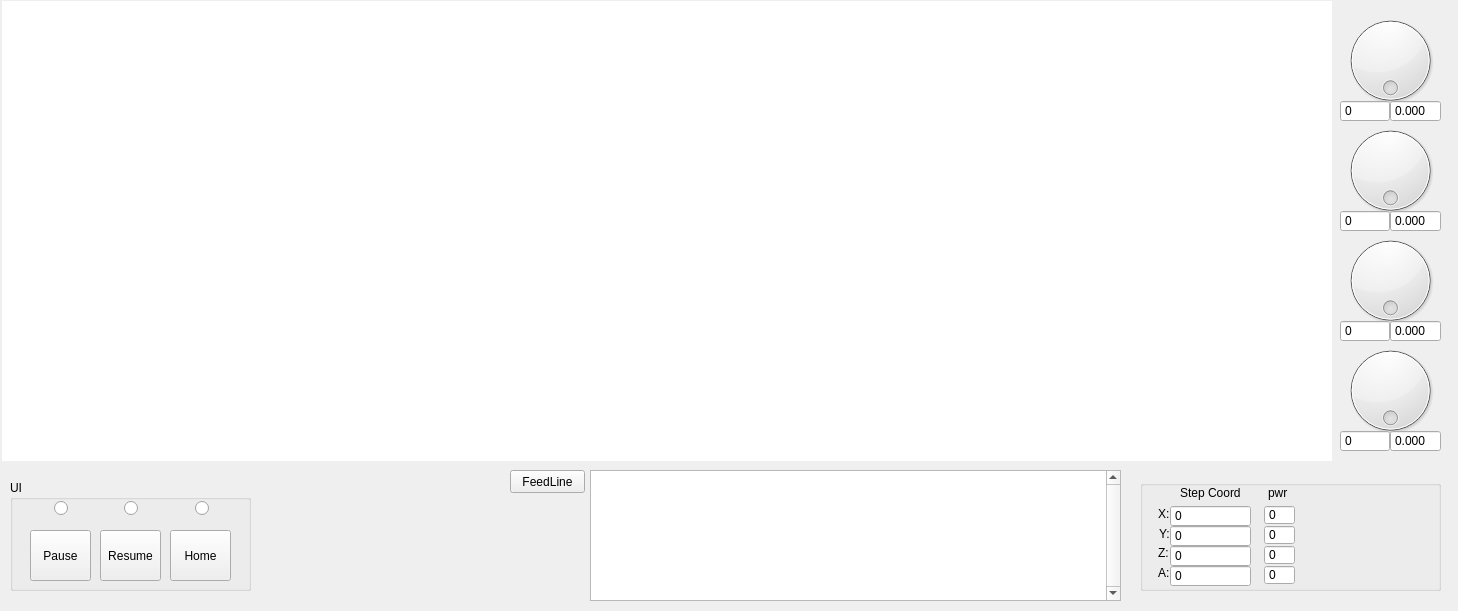
nagyizee/MyCNC_main_unit, file Qsim/simu_cncdriver/simu_cncdriver/mainw.ui: the form before one commit.
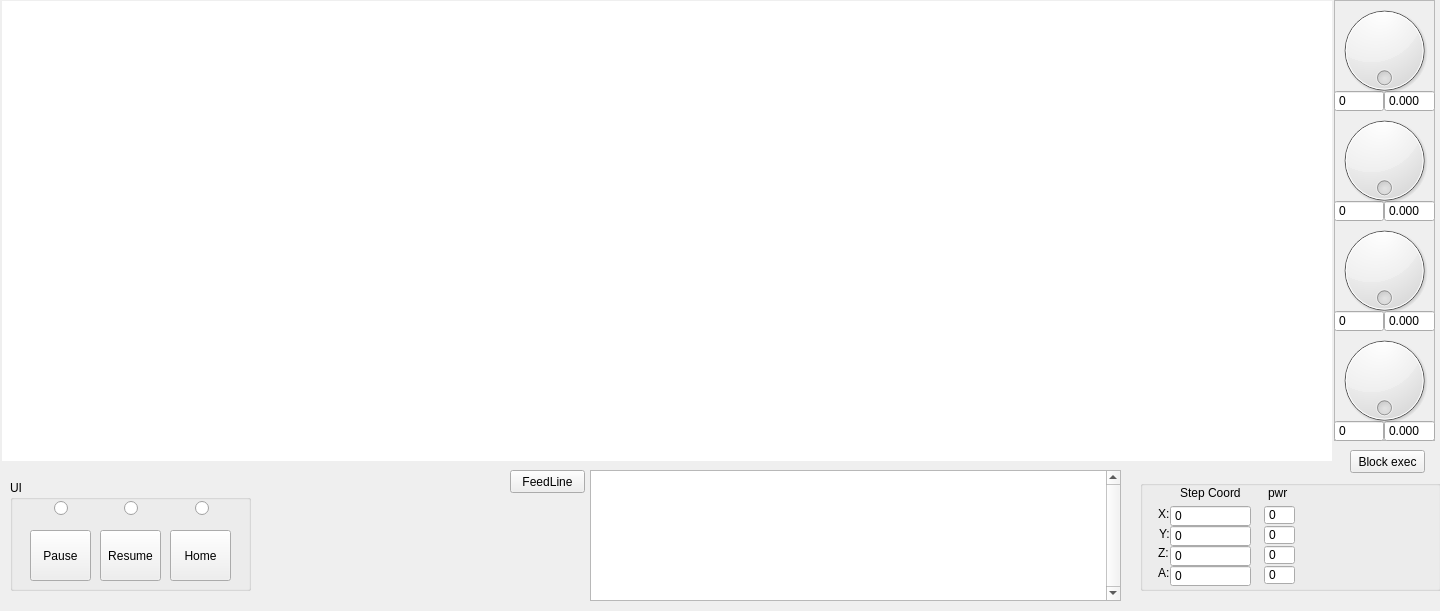
The form after the commit.

Patch:
```diff
--- a/Qsim/simu_cncdriver/simu_cncdriver/mainw.ui
+++ b/Qsim/simu_cncdriver/simu_cncdriver/mainw.ui
@@ -6,7 +6,7 @@
    <rect>
     <x>0</x>
     <y>0</y>
-    <width>1458</width>
+    <width>1440</width>
     <height>611</height>
    </rect>
   </property>
@@ -396,67 +396,45 @@
      <string>FeedLine</string>
     </property>
    </widget>
-   <widget class="QDial" name="dl_rotor_x">
+   <widget class="QFrame" name="frame">
     <property name="geometry">
      <rect>
-      <x>1340</x>
-      <y>10</y>
+      <x>1334</x>
+      <y>0</y>
       <width>101</width>
-      <height>101</height>
+      <height>441</height>
      </rect>
     </property>
-    <property name="maximum">
-     <number>400</number>
+    <property name="frameShape">
+     <enum>QFrame::StyledPanel</enum>
     </property>
-    <property name="tracking">
-     <bool>false</bool>
+    <property name="frameShadow">
+     <enum>QFrame::Raised</enum>
     </property>
-    <property name="orientation">
-     <enum>Qt::Horizontal</enum>
-    </property>
-    <property name="invertedAppearance">
-     <bool>false</bool>
-    </property>
-    <property name="wrapping">
-     <bool>true</bool>
-    </property>
-    <property name="notchesVisible">
-     <bool>false</bool>
-    </property>
-   </widget>
-   <widget class="QDial" name="dl_rotor_y">
+    <widget class="QDoubleSpinBox" name="nm_real_a">
     <property name="geometry">
      <rect>
-      <x>1340</x>
-      <y>120</y>
-      <width>101</width>
-      <height>101</height>
-     </rect>
-    </property>
-    <property name="maximum">
-     <number>400</number>
-    </property>
-    <property name="tracking">
-     <bool>false</bool>
-    </property>
-    <property name="orientation">
-     <enum>Qt::Horizontal</enum>
-    </property>
-    <property name="invertedAppearance">
-     <bool>false</bool>
-    </property>
-    <property name="wrapping">
-     <bool>true</bool>
-    </property>
-    <property name="notchesVisible">
-     <bool>false</bool>
+       <x>50</x>
+       <y>420</y>
+       <width>51</width>
+       <height>22</height>
+      </rect>
+     </property>
+     <property name="buttonSymbols">
+      <enum>QAbstractSpinBox::NoButtons</enum>
+     </property>
+     <property name="decimals">
+      <number>3</number>
+     </property>
+     <property name="maximum">
+      <double>9999.989999999999782</double>
     </property>
    </widget>
    <widget class="QDial" name="dl_rotor_z">
     <property name="geometry">
      <rect>
-      <x>1340</x>
-      <y>230</y>
+       <x>0</x>
+       <y>220</y>
       <width>101</width>
       <height>101</height>
      </rect>
@@ -480,55 +458,11 @@
      <bool>false</bool>
     </property>
    </widget>
-   <widget class="QDial" name="dl_rotor_a">
-    <property name="geometry">
-     <rect>
-      <x>1340</x>
-      <y>340</y>
-      <width>101</width>
-      <height>101</height>
-     </rect>
-    </property>
-    <property name="maximum">
-     <number>400</number>
-    </property>
-    <property name="tracking">
-     <bool>false</bool>
-    </property>
-    <property name="orientation">
-     <enum>Qt::Horizontal</enum>
-    </property>
-    <property name="invertedAppearance">
-     <bool>false</bool>
-    </property>
-    <property name="wrapping">
-     <bool>true</bool>
-    </property>
-    <property name="notchesVisible">
-     <bool>false</bool>
-    </property>
-   </widget>
-   <widget class="QSpinBox" name="nm_rotor_x">
-    <property name="geometry">
-     <rect>
-      <x>1340</x>
-      <y>100</y>
-      <width>50</width>
-      <height>22</height>
-     </rect>
-    </property>
-    <property name="buttonSymbols">
-     <enum>QAbstractSpinBox::NoButtons</enum>
-    </property>
-    <property name="maximum">
-     <number>99999</number>
-    </property>
-   </widget>
    <widget class="QSpinBox" name="nm_rotor_y">
     <property name="geometry">
      <rect>
-      <x>1340</x>
-      <y>210</y>
+       <x>0</x>
+       <y>200</y>
       <width>50</width>
       <height>22</height>
      </rect>
@@ -543,8 +477,8 @@
    <widget class="QSpinBox" name="nm_rotor_z">
     <property name="geometry">
      <rect>
-      <x>1340</x>
-      <y>320</y>
+       <x>0</x>
+       <y>310</y>
       <width>50</width>
       <height>22</height>
      </rect>
@@ -556,46 +490,11 @@
      <number>99999</number>
     </property>
    </widget>
-   <widget class="QSpinBox" name="nm_rotor_a">
-    <property name="geometry">
-     <rect>
-      <x>1340</x>
-      <y>430</y>
-      <width>50</width>
-      <height>22</height>
-     </rect>
-    </property>
-    <property name="buttonSymbols">
-     <enum>QAbstractSpinBox::NoButtons</enum>
-    </property>
-    <property name="maximum">
-     <number>99999</number>
-    </property>
-   </widget>
-   <widget class="QDoubleSpinBox" name="nm_real_x">
-    <property name="geometry">
-     <rect>
-      <x>1390</x>
-      <y>100</y>
-      <width>51</width>
-      <height>22</height>
-     </rect>
-    </property>
-    <property name="buttonSymbols">
-     <enum>QAbstractSpinBox::NoButtons</enum>
-    </property>
-    <property name="decimals">
-     <number>3</number>
-    </property>
-    <property name="maximum">
-     <double>9999.989999999999782</double>
-    </property>
-   </widget>
    <widget class="QDoubleSpinBox" name="nm_real_y">
     <property name="geometry">
      <rect>
-      <x>1390</x>
-      <y>210</y>
+       <x>50</x>
+       <y>200</y>
       <width>51</width>
       <height>22</height>
      </rect>
@@ -610,11 +509,39 @@
      <double>9999.989999999999782</double>
     </property>
    </widget>
+    <widget class="QDial" name="dl_rotor_y">
+     <property name="geometry">
+      <rect>
+       <x>0</x>
+       <y>110</y>
+       <width>101</width>
+       <height>101</height>
+      </rect>
+     </property>
+     <property name="maximum">
+      <number>400</number>
+     </property>
+     <property name="tracking">
+      <bool>false</bool>
+     </property>
+     <property name="orientation">
+      <enum>Qt::Horizontal</enum>
+     </property>
+     <property name="invertedAppearance">
+      <bool>false</bool>
+     </property>
+     <property name="wrapping">
+      <bool>true</bool>
+     </property>
+     <property name="notchesVisible">
+      <bool>false</bool>
+     </property>
+    </widget>
    <widget class="QDoubleSpinBox" name="nm_real_z">
     <property name="geometry">
      <rect>
-      <x>1390</x>
-      <y>320</y>
+       <x>50</x>
+       <y>310</y>
       <width>51</width>
       <height>22</height>
      </rect>
@@ -629,11 +556,43 @@
      <double>9999.989999999999782</double>
     </property>
    </widget>
-   <widget class="QDoubleSpinBox" name="nm_real_a">
+    <widget class="QSpinBox" name="nm_rotor_x">
     <property name="geometry">
      <rect>
-      <x>1390</x>
-      <y>430</y>
+       <x>0</x>
+       <y>90</y>
+       <width>50</width>
+       <height>22</height>
+      </rect>
+     </property>
+     <property name="buttonSymbols">
+      <enum>QAbstractSpinBox::NoButtons</enum>
+     </property>
+     <property name="maximum">
+      <number>99999</number>
+     </property>
+    </widget>
+    <widget class="QSpinBox" name="nm_rotor_a">
+     <property name="geometry">
+      <rect>
+       <x>0</x>
+       <y>420</y>
+       <width>50</width>
+       <height>22</height>
+      </rect>
+     </property>
+     <property name="buttonSymbols">
+      <enum>QAbstractSpinBox::NoButtons</enum>
+     </property>
+     <property name="maximum">
+      <number>99999</number>
+     </property>
+    </widget>
+    <widget class="QDoubleSpinBox" name="nm_real_x">
+     <property name="geometry">
+      <rect>
+       <x>50</x>
+       <y>90</y>
       <width>51</width>
       <height>22</height>
      </rect>
@@ -646,6 +605,79 @@
     </property>
     <property name="maximum">
      <double>9999.989999999999782</double>
+     </property>
+    </widget>
+    <widget class="QDial" name="dl_rotor_a">
+     <property name="geometry">
+      <rect>
+       <x>0</x>
+       <y>330</y>
+       <width>101</width>
+       <height>101</height>
+      </rect>
+     </property>
+     <property name="maximum">
+      <number>400</number>
+     </property>
+     <property name="tracking">
+      <bool>false</bool>
+     </property>
+     <property name="orientation">
+      <enum>Qt::Horizontal</enum>
+     </property>
+     <property name="invertedAppearance">
+      <bool>false</bool>
+     </property>
+     <property name="wrapping">
+      <bool>true</bool>
+     </property>
+     <property name="notchesVisible">
+      <bool>false</bool>
+     </property>
+    </widget>
+    <widget class="QDial" name="dl_rotor_x">
+     <property name="geometry">
+      <rect>
+       <x>0</x>
+       <y>0</y>
+       <width>101</width>
+       <height>101</height>
+      </rect>
+     </property>
+     <property name="maximum">
+      <number>400</number>
+     </property>
+     <property name="tracking">
+      <bool>false</bool>
+     </property>
+     <property name="orientation">
+      <enum>Qt::Horizontal</enum>
+     </property>
+     <property name="invertedAppearance">
+      <bool>false</bool>
+     </property>
+     <property name="wrapping">
+      <bool>true</bool>
+     </property>
+     <property name="notchesVisible">
+      <bool>false</bool>
+     </property>
+    </widget>
+   </widget>
+   <widget class="QPushButton" name="pb_bloc_execution">
+    <property name="geometry">
+     <rect>
+      <x>1350</x>
+      <y>450</y>
+      <width>75</width>
+      <height>23</height>
+     </rect>
+    </property>
+    <property name="text">
+     <string>Block exec</string>
+    </property>
+    <property name="checkable">
+     <bool>true</bool>
     </property>
    </widget>
   </widget>
```
Left out of the diff: 15 changed lines with no effect on the pictures. Lines whose indentation alone changed are shown as unchanged.
